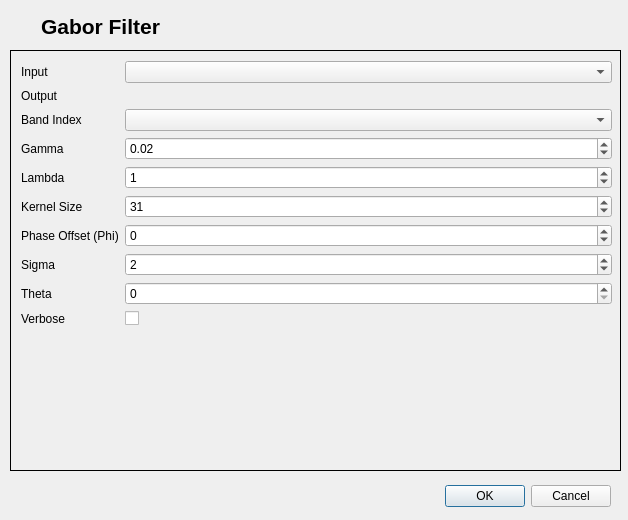
The window that gabor_filter/gabor_filter_dialog_base.ui (AUGSignals/qgis-plugins) describes before a commit, drawn with Qt 5.
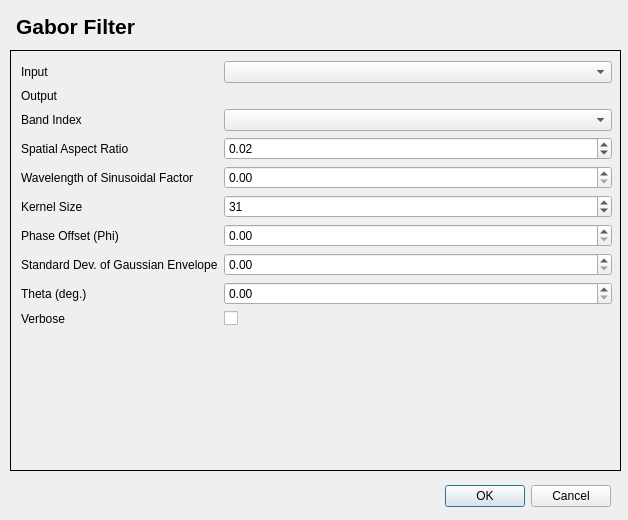
The same window after the commit. Custom widgets are drawn as their Qt base class.

Patch:
```diff
--- a/gabor_filter/gabor_filter_dialog_base.ui
+++ b/gabor_filter/gabor_filter_dialog_base.ui
@@ -34,7 +34,7 @@
     <rect>
      <x>10</x>
      <y>10</y>
-     <width>181</width>
+     <width>131</width>
      <height>33</height>
     </rect>
    </property>
@@ -115,7 +115,7 @@
       <item row="3" column="0">
        <widget class="QLabel" name="gammaLabel">
         <property name="text">
-         <string>Gamma</string>
+         <string>Spatial Aspect Ratio</string>
         </property>
        </widget>
       </item>
@@ -132,14 +132,7 @@
       <item row="4" column="0">
        <widget class="QLabel" name="lambdaLabel">
         <property name="text">
-         <string>Lambda</string>
-        </property>
-       </widget>
-      </item>
-      <item row="4" column="1">
-       <widget class="QSpinBox" name="lambdaSpinBox">
-        <property name="value">
-         <number>1</number>
+         <string>Wavelength of Sinusoidal Factor</string>
         </property>
        </widget>
       </item>
@@ -167,40 +160,20 @@
         </property>
        </widget>
       </item>
-      <item row="6" column="1">
-       <widget class="QSpinBox" name="phaseOffsetPhiSpinBox">
-        <property name="minimum">
-         <number>-999</number>
-        </property>
-        <property name="maximum">
-         <number>999</number>
-        </property>
-       </widget>
-      </item>
       <item row="7" column="0">
        <widget class="QLabel" name="sigmaLabel">
         <property name="text">
-         <string>Sigma</string>
-        </property>
-       </widget>
-      </item>
-      <item row="7" column="1">
-       <widget class="QSpinBox" name="sigmaSpinBox">
-        <property name="value">
-         <number>2</number>
+         <string>Standard Dev. of Gaussian Envelope</string>
         </property>
        </widget>
       </item>
       <item row="8" column="0">
        <widget class="QLabel" name="thetaLabel">
         <property name="text">
-         <string>Theta</string>
+         <string>Theta (deg.)</string>
         </property>
        </widget>
       </item>
-      <item row="8" column="1">
-       <widget class="QSpinBox" name="thetaSpinBox"/>
-      </item>
       <item row="9" column="0">
        <widget class="QLabel" name="verboseLabel">
         <property name="text">
@@ -211,6 +184,33 @@
       <item row="9" column="1">
        <widget class="QCheckBox" name="verboseCheckBox"/>
       </item>
+      <item row="7" column="1">
+       <widget class="QDoubleSpinBox" name="sigmaQDoubleSpinBox">
+        <property name="statusTip">
+         <string>Standard Deviation of the Gaussian Envelope (Sigma)</string>
+        </property>
+        <property name="maximum">
+         <double>10000.000000000000000</double>
+        </property>
+       </widget>
+      </item>
+      <item row="4" column="1">
+       <widget class="QDoubleSpinBox" name="lambdaQDoubleSpinBox">
+        <property name="statusTip">
+         <string>Wavelength of the sinusoidal factor (lamda)</string>
+        </property>
+       </widget>
+      </item>
+      <item row="6" column="1">
+       <widget class="QDoubleSpinBox" name="phaseOffsetQDoubleSpinBox"/>
+      </item>
+      <item row="8" column="1">
+       <widget class="QDoubleSpinBox" name="thetaQDoubleSpinBox">
+        <property name="maximum">
+         <double>360.000000000000000</double>
+        </property>
+       </widget>
+      </item>
      </layout>
     </widget>
    </widget>
```
Left out of the diff: 9 changed lines with no effect on the pictures.
